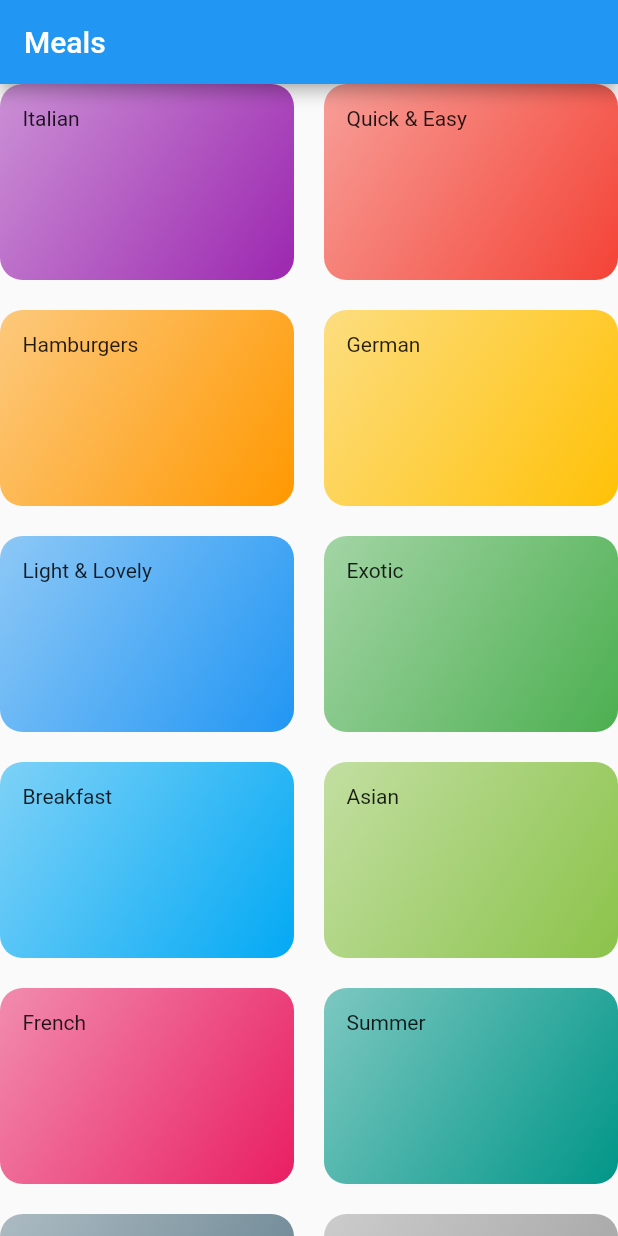
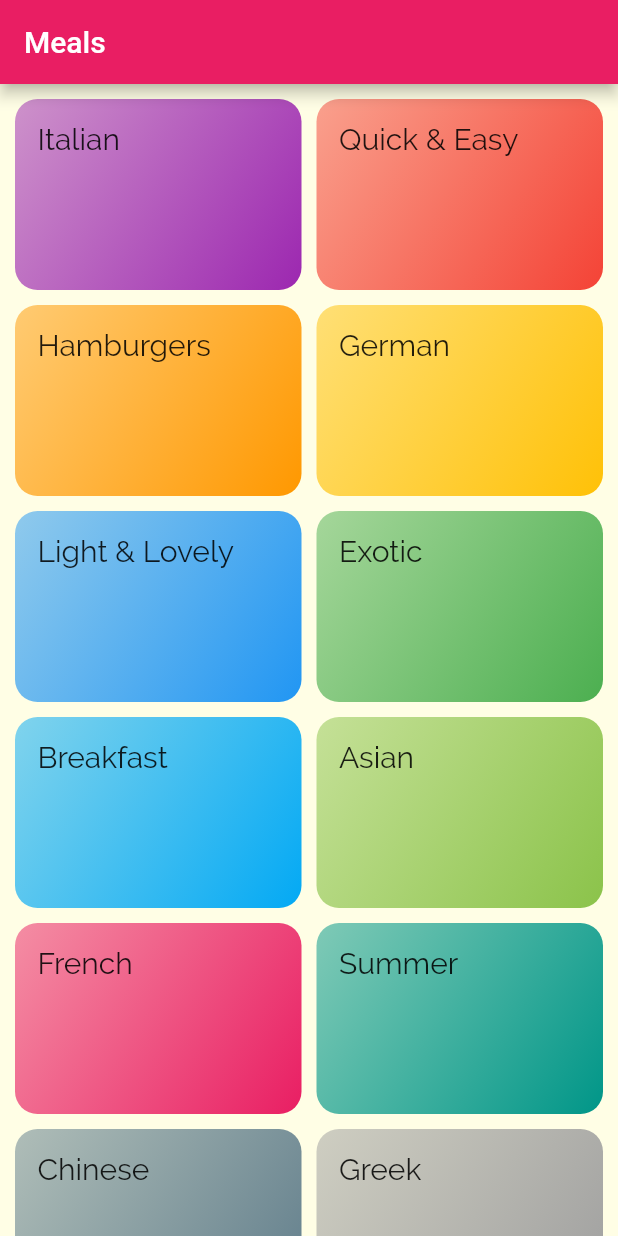
Before and after one commit to akshit-sehgal/flutter-meals, a Flutter app: the screen it shows after launch, on a phone screen of 412 x 824 dp. Run offline on Flutter 3.47's test engine with Material 2 defaults, Android fonts, the phone set to English and light mode, and no system bars.

Commit message:
Adding fonts and themes

```diff
--- a/lib/categories_screen.dart
+++ b/lib/categories_screen.dart
@@ -10,18 +10,18 @@ class CategoriesScreen extends StatelessWidget {
         title: const Text('Meals'),
       ),
       body: GridView(
+        padding:const EdgeInsets.all(10),
         children: DUMMY_CATEGORIES.map((catData) {
           return CategoryItem(
             title: catData.title,
             color: catData.color,
           );
         }).toList(),
-        physics: ScrollPhysics(parent: AlwaysScrollableScrollPhysics()),
         gridDelegate: SliverGridDelegateWithMaxCrossAxisExtent(
           maxCrossAxisExtent: 200,
           childAspectRatio: 3 / 2,
-          crossAxisSpacing: 20,
-          mainAxisSpacing: 20,
+          crossAxisSpacing: 10,
+          mainAxisSpacing: 10,
         ),
       ),
     );
--- a/lib/category_item.dart
+++ b/lib/category_item.dart
@@ -9,7 +9,10 @@ class CategoryItem extends StatelessWidget {
   Widget build(BuildContext context) {
     return Container(
       padding: const EdgeInsets.all(15),
-      child: Text(title),
+      child: Text(
+        title,
+        style: Theme.of(context).textTheme.title,
+      ),
       decoration: BoxDecoration(
         gradient: LinearGradient(
           colors: [
--- a/lib/main.dart
+++ b/lib/main.dart
@@ -1,5 +1,6 @@
 import 'package:flutter/material.dart';
 import './categories_screen.dart';
+
 void main() => runApp(MyApp());
 
 class MyApp extends StatelessWidget {
@@ -8,29 +9,24 @@ class MyApp extends StatelessWidget {
     return MaterialApp(
       title: 'DeliMeals',
       theme: ThemeData(
-        primarySwatch: Colors.blue,
+        primarySwatch: Colors.pink,
+        accentColor: Colors.amber,
+        canvasColor: Color.fromRGBO(255, 254, 229, 1),
+        textTheme:
+            ThemeData.light().textTheme.apply(fontFamily: 'Raleway').copyWith(
+                body1: TextStyle(
+                  color: Color.fromRGBO(20, 51, 51, 1),
+                ),
+                body2: TextStyle(
+                  color: Color.fromRGBO(20, 51, 51, 1),
+                ),
+                title: TextStyle(
+                  fontFamily: 'RobotoCondensed',
+                  fontSize: 20,
+                  fontWeight: FontWeight.bold
+                )),
       ),
       home: CategoriesScreen(),
     );
   }
 }
-
-class MyHomePage extends StatefulWidget {
-    @override
-  _MyHomePageState createState() => _MyHomePageState();
-}
-
-class _MyHomePageState extends State<MyHomePage> {
-
-  @override
-  Widget build(BuildContext context) {
-    return Scaffold(
-      appBar: AppBar(
-        title: Text('DeliMeals'),
-      ),
-      body: Center(
-        child: Text('Navigation Time!'),
-      ),
-    );
-  }
-}
```
Also changed, not shown: pubspec.yaml (+17 -6 lines), assets/fonts/Raleway-Black.ttf (added), assets/fonts/Raleway-Bold.ttf (added), assets/fonts/Raleway-Regular.ttf (added), assets/fonts/RobotoCondensed-Bold.ttf (added), assets/fonts/RobotoCondensed-Italic.ttf (added), assets/fonts/RobotoCondensed-Light.ttf (added), assets/fonts/RobotoCondensed-Regular.ttf (added).
